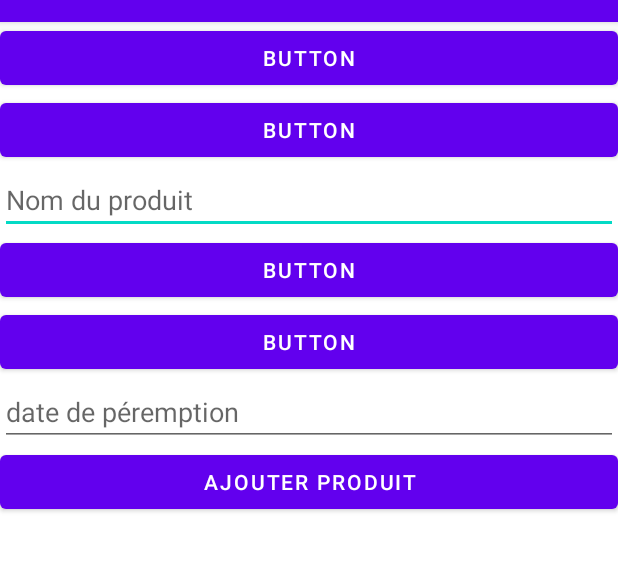
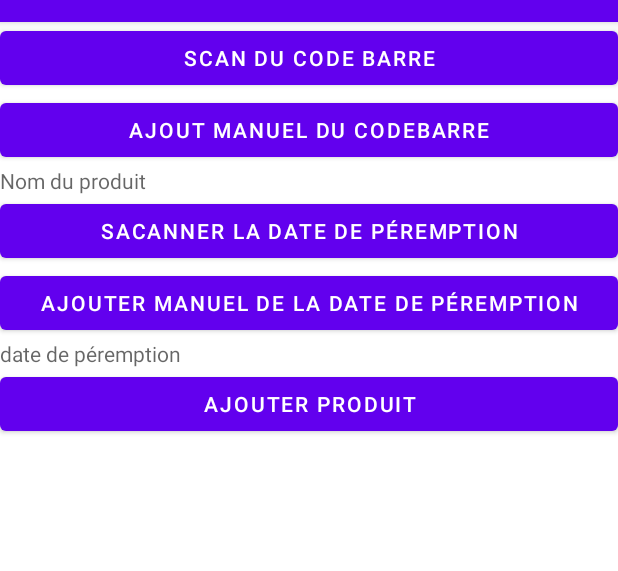
Before and after one commit to paul-dls/SaveFood, an Android app: the AjoutAliment screen opened directly, with no data from a screen before it, on a phone screen of 412 x 824 dp, the part 62-633 px from its top. Run offline under Robolectric (Android 15) with nearby library versions, the phone set to English and light mode, and no system bars; network calls fail.

Commit message:
modification page AjoutAliment pour rediriger vers les choix

```diff
--- a/app/src/main/java/com/example/myfridge/ScannerDateActivity.java
+++ b/app/src/main/java/com/example/myfridge/ScannerDateActivity.java
@@ -15,6 +15,7 @@ import androidx.annotation.NonNull;
 import androidx.appcompat.app.AppCompatActivity;
 import androidx.core.app.ActivityCompat;
 
+import com.example.myfridge.ui.home.AjoutAliment;
 import com.google.android.gms.vision.CameraSource;
 import com.google.android.gms.vision.Detector;
 import com.google.android.gms.vision.text.Text;
@@ -157,7 +158,10 @@ public class ScannerDateActivity extends AppCompatActivity implements SurfaceHol
                         Log.i("erreur date paul", String.valueOf(e));
                     }
                 }
-
+                Intent versAjoutAliment = new Intent();
+                versAjoutAliment.setClass(getBaseContext(), AjoutAliment.class);
+                versAjoutAliment.putExtra("DatePeremption", rawDateString);
+                startActivity(versAjoutAliment);
                 txtView.setText(rawDateString);
 
             }
--- a/app/src/main/java/com/example/myfridge/ui/home/AjoutAliment.java
+++ b/app/src/main/java/com/example/myfridge/ui/home/AjoutAliment.java
@@ -6,12 +6,15 @@ import android.content.Intent;
 import android.os.Bundle;
 import android.util.Log;
 import android.view.View;
+import android.widget.EditText;
+import android.widget.TextView;
 
 import com.example.myfridge.AjoutManuelActivity;
 import com.example.myfridge.Aliments;
 import com.example.myfridge.AlimentsOperations;
 import com.example.myfridge.R;
 import com.example.myfridge.ScanActivity;
+import com.example.myfridge.ScannerDateActivity;
 import com.example.myfridge.getInfoActivity;
 
 import java.text.SimpleDateFormat;
@@ -34,16 +37,31 @@ public class AjoutAliment extends AppCompatActivity {
         dateAjout= df.format(calendrier.getTime());
         Log.i("fonctionnement normal", "date d'ajout récupérée");
 
+
+        //récuparation codebarre par scan
         Intent deScanActivity = getIntent();
         codebarre=deScanActivity.getStringExtra("codebarre");
         nomProduit=deScanActivity.getStringExtra("NomProduit");
 
+        //récupération codebarre manuelle
         Intent deAjoutManuelActivity = getIntent();
         codebarre=deAjoutManuelActivity.getStringExtra("codebarre");
         nomProduit=deAjoutManuelActivity.getStringExtra("NomProduit");
 
+        //récupération date de péremption manuelle
         Intent degetInfo= getIntent();
         datePeremption=degetInfo.getStringExtra("DatePeremption");
+
+        //récupération date de péremption par scan
+        Intent deScannerDate= getIntent();
+        datePeremption=deScannerDate.getStringExtra("DatePeremption");
+
+        //affichage des données pour validation par utilisateur ou modification
+        TextView editNomProduit = findViewById(R.id.TextNomProduit);
+        editNomProduit.setText(nomProduit);
+        TextView editDatePeremption = findViewById(R.id.TextDate);
+        editDatePeremption.setText(datePeremption);
+
     }
 
     public void AjouterProduit(View view) {
@@ -65,6 +83,9 @@ public class AjoutAliment extends AppCompatActivity {
     }
 
     public void ScanDate(View view) {
+        Intent versScannerDateActivity= new Intent();
+        versScannerDateActivity.setClass(this, ScannerDateActivity.class);
+        startActivity(versScannerDateActivity);
     }
 
     public void EntreeCodeManuel(View view) {
--- a/app/src/main/res/layout/activity_ajout_aliment.xml
+++ b/app/src/main/res/layout/activity_ajout_aliment.xml
@@ -12,17 +12,17 @@
         android:layout_width="match_parent"
         android:layout_height="wrap_content"
         android:onClick="ScanCodebarre"
-        android:text="Button" />
+        android:text="scan du code barre" />
 
     <Button
         android:id="@+id/boutonCodeManuel"
         android:layout_width="match_parent"
         android:layout_height="wrap_content"
         android:onClick="EntreeCodeManuel"
-        android:text="Button" />
+        android:text="ajout manuel du codebarre" />
 
-    <EditText
-        android:id="@+id/editTextCodebarre"
+    <TextView
+        android:id="@+id/TextNomProduit"
         android:layout_width="match_parent"
         android:layout_height="wrap_content"
         android:ems="10"
@@ -34,17 +34,17 @@
         android:layout_width="match_parent"
         android:layout_height="wrap_content"
         android:onClick="ScanDate"
-        android:text="Button" />
+        android:text="sacanner la date de péremption" />
 
     <Button
         android:id="@+id/boutonDateManuel"
         android:layout_width="match_parent"
         android:layout_height="wrap_content"
         android:onClick="entreeDateManuel"
-        android:text="Button" />
+        android:text="ajouter manuel de la date de péremption" />
 
-    <EditText
-        android:id="@+id/editTextDate"
+    <TextView
+        android:id="@+id/TextDate"
         android:layout_width="match_parent"
         android:layout_height="wrap_content"
         android:ems="10"
```
Also changed, not shown: app/src/main/java/com/example/myfridge/NavigationDrawerActivity.java (+5 -4 lines).
